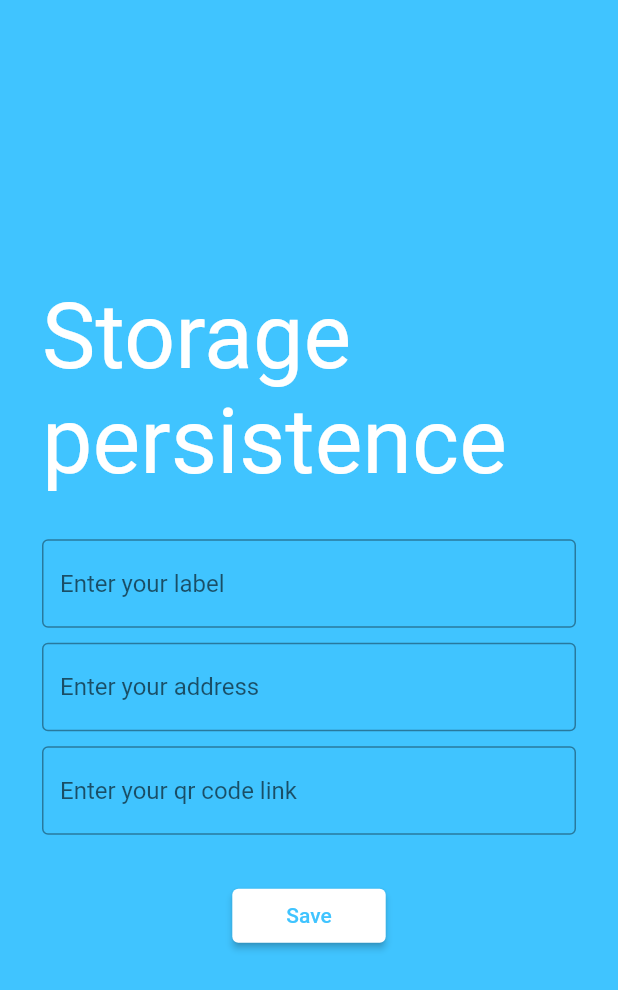
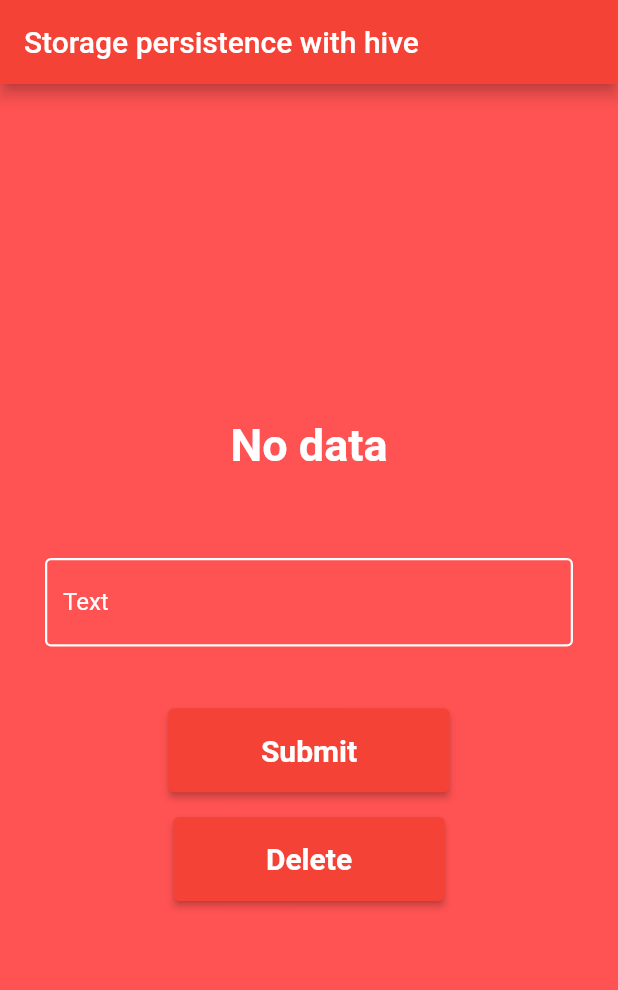
Before and after one commit to SpielerEinzig/working-with-hive, a Flutter app: the screen it shows after launch, on a phone screen of 412 x 824 dp. Shown: the top 990 px of the screen. Run offline on Flutter 3.47's test engine with Material 2 defaults, Android fonts, the phone set to English and light mode, and no system bars; our stand-ins replace hive_flutter; accounts and stored records are empty.

Commit message:
implemented persistence with hive

```diff
--- a/lib/bank_account.dart
+++ /dev/null
@@ -1,18 +0,0 @@
-import 'package:hive/hive.dart';
-
-part "bank_account.g.dart";
-
-@HiveType(typeId: 1)
-class BankAccount {
-  @HiveField(0)
-  String label;
-
-  @HiveField(1)
-  String address;
-
-  @HiveField(2)
-  String qrCode;
-
-  BankAccount(
-      {required this.label, required this.address, required this.qrCode});
-}
--- /dev/null
+++ b/lib/constants.dart
@@ -0,0 +1,34 @@
+import 'package:flutter/material.dart';
+
+const textFieldBorder = OutlineInputBorder(
+  borderSide: BorderSide(
+    color: Colors.white,
+    width: 1.5,
+  ),
+);
+
+class CustomButton extends StatelessWidget {
+  final VoidCallback onPressed;
+  final String text;
+  const CustomButton({
+    Key? key,
+    required this.text,
+    required this.onPressed,
+  }) : super(key: key);
+
+  @override
+  Widget build(BuildContext context) {
+    final size = MediaQuery.of(context).size;
+    return ElevatedButton(
+      onPressed: onPressed,
+      style: ElevatedButton.styleFrom(
+        padding: EdgeInsets.symmetric(
+            horizontal: size.width * 0.15, vertical: size.height * 0.02),
+      ),
+      child: Text(
+        text,
+        style: const TextStyle(fontSize: 20, fontWeight: FontWeight.bold),
+      ),
+    );
+  }
+}
--- /dev/null
+++ b/lib/home_page.dart
@@ -0,0 +1,91 @@
+import 'package:flutter/material.dart';
+import 'package:using_hive/constants.dart';
+import 'package:using_hive/storage_service.dart';
+
+class HomePage extends StatefulWidget {
+  const HomePage({Key? key}) : super(key: key);
+
+  @override
+  State<HomePage> createState() => _HomePageState();
+}
+
+class _HomePageState extends State<HomePage> {
+  final TextEditingController _textEditingController = TextEditingController();
+  final StorageService _storageService = StorageService();
+  String? persistedText;
+
+  getData() {
+    setState(() {
+      persistedText = _storageService.readData();
+    });
+  }
+
+  @override
+  void initState() {
+    super.initState();
+    getData();
+  }
+
+  @override
+  Widget build(BuildContext context) {
+    final size = MediaQuery.of(context).size;
+    return Scaffold(
+      appBar: AppBar(
+        title: const Text("Storage persistence with hive"),
+      ),
+      body: Padding(
+        padding: const EdgeInsets.symmetric(horizontal: 30, vertical: 30),
+        child: Column(
+          mainAxisAlignment: MainAxisAlignment.center,
+          children: [
+            Text(
+              persistedText != null ? persistedText! : "No data",
+              style: const TextStyle(
+                fontSize: 30,
+                color: Colors.white,
+                fontWeight: FontWeight.bold,
+              ),
+            ),
+            SizedBox(height: size.height * 0.07),
+            TextField(
+              controller: _textEditingController,
+              style: const TextStyle(color: Colors.white),
+              decoration: InputDecoration(
+                hintText: "Enter text to persist",
+                labelText: "Text",
+                labelStyle: const TextStyle(color: Colors.white),
+                hintStyle: TextStyle(color: Colors.white.withOpacity(0.5)),
+                border: textFieldBorder,
+                enabledBorder: textFieldBorder,
+                focusedErrorBorder: textFieldBorder,
+                focusedBorder: textFieldBorder,
+              ),
+            ),
+            SizedBox(height: size.height * 0.05),
+            CustomButton(
+              text: "Submit",
+              onPressed: () {
+                setState(() {
+                  _storageService.writeData(
+                    value: _textEditingController.text.trim(),
+                  );
+
+                  persistedText = _storageService.readData();
+                });
+              },
+            ),
+            SizedBox(height: size.height * 0.02),
+            CustomButton(
+              text: "Delete",
+              onPressed: () async {
+                await _storageService.deleteData();
+
+                setState(() {});
+              },
+            ),
+          ],
+        ),
+      ),
+    );
+  }
+}
--- a/lib/main.dart
+++ b/lib/main.dart
@@ -1,188 +1,30 @@
 import 'package:flutter/material.dart';
 import 'package:hive_flutter/hive_flutter.dart';
-import 'package:using_hive/bank_account.dart';
-
-late Box box;
+import 'package:using_hive/home_page.dart';
 
 void main() async {
-  WidgetsFlutterBinding.ensureInitialized();
-
+  ///init hive
   await Hive.initFlutter();
 
-  box = await Hive.openBox("box");
+  ///open box
+  var storage = await Hive.openBox("storage");
 
-  Hive.registerAdapter(BankAccountAdapter());
-
-  runApp(
-    const MyApp(),
-  );
+  runApp(const MyApp());
 }
 
 class MyApp extends StatelessWidget {
   const MyApp({Key? key}) : super(key: key);
 
-  // This widget is the root of your application.
   @override
   Widget build(BuildContext context) {
     return MaterialApp(
-      title: 'Flutter Demo',
+      debugShowCheckedModeBanner: false,
+      home: const HomePage(),
       theme: ThemeData(
-        primarySwatch: Colors.blue,
+        primarySwatch: Colors.red,
+        primaryColor: Colors.red,
+        scaffoldBackgroundColor: Colors.redAccent,
       ),
-      home: const MyHomePage(),
     );
   }
 }
-
-class MyHomePage extends StatefulWidget {
-  const MyHomePage({Key? key}) : super(key: key);
-
-  @override
-  _MyHomePageState createState() => _MyHomePageState();
-}
-
-class _MyHomePageState extends State<MyHomePage> {
-  String label = "";
-  String address = "";
-  String qrCode = "";
-
-  late BankAccount bankAccount;
-
-  String finalLabel = "";
-  String finalAddress = "";
-  String finalQrCode = "";
-
-  @override
-  void dispose() {
-    // TODO: implement dispose
-    super.dispose();
-    Hive.close();
-  }
-
-  @override
-  Widget build(BuildContext context) {
-    if (finalLabel.isNotEmpty) {
-      return Scaffold(
-        backgroundColor: Colors.lightBlueAccent,
-        body: Column(
-          mainAxisAlignment: MainAxisAlignment.center,
-          crossAxisAlignment: CrossAxisAlignment.center,
-          children: [
-            Text(
-              "Label: $label",
-              style: const TextStyle(
-                fontSize: 60,
-                color: Colors.white,
-              ),
-            ),
-            const SizedBox(height: 30),
-            Text(
-              "QR code: $qrCode",
-              style: const TextStyle(
-                fontSize: 60,
-                color: Colors.white,
-              ),
-            ),
-            const SizedBox(height: 30),
-            Text(
-              "Address: $address",
-              style: const TextStyle(
-                fontSize: 60,
-                color: Colors.white,
-              ),
-            ),
-            const SizedBox(height: 30),
-          ],
-        ),
-      );
-    } else {
-      return Scaffold(
-        backgroundColor: Colors.lightBlueAccent,
-        body: Padding(
-          padding: const EdgeInsets.all(28.0),
-          child: Column(
-            crossAxisAlignment: CrossAxisAlignment.center,
-            mainAxisAlignment: MainAxisAlignment.center,
-            children: [
-              const Text(
-                "Storage persistence",
-                style: TextStyle(
-                  fontSize: 60,
-                  color: Colors.white,
-                ),
-              ),
-              const SizedBox(height: 30),
-              TextField(
-                onChanged: (value) {
-                  setState(() {
-                    label = value;
-                  });
-                },
-                decoration: const InputDecoration(
-                  border: OutlineInputBorder(),
-                  hintText: "Enter your label",
-                ),
-              ),
-              const SizedBox(height: 10),
-              TextField(
-                onChanged: (value) {
-                  setState(() {
-                    address = value;
-                  });
-                },
-                decoration: const InputDecoration(
-                  border: OutlineInputBorder(),
-                  hintText: "Enter your address",
-                ),
-              ),
-              const SizedBox(height: 10),
-              TextField(
-                onChanged: (value) {
-                  setState(() {
-                    qrCode = value;
-                  });
-                },
-                decoration: const InputDecoration(
-                  border: OutlineInputBorder(),
-                  hintText: "Enter your qr code link",
-                ),
-              ),
-              const SizedBox(height: 30),
-              ElevatedButton(
-                onPressed: () async {
-                  //putting data in boxes
-                  box.put(
-                      "bankAccount",
-                      BankAccount(
-                          label: label, address: address, qrCode: qrCode));
-                  //accessing stored data
-                  bankAccount = box.get("bankAccount");
-                  setState(() {
-                    finalLabel = bankAccount.label;
-                    finalAddress = bankAccount.address;
-                    finalQrCode = bankAccount.qrCode;
-                  });
-                },
-                child: const Padding(
-                  padding: EdgeInsets.symmetric(
-                    horizontal: 20,
-                    vertical: 10,
-                  ),
-                  child: Text(
-                    "Save",
-                    style: TextStyle(
-                      color: Colors.lightBlueAccent,
-                    ),
-                  ),
-                ),
-                style: ElevatedButton.styleFrom(
-                  primary: Colors.white,
-                ),
-              ),
-            ],
-          ),
-        ),
-      );
-    }
-  }
-}
--- /dev/null
+++ b/lib/storage_service.dart
@@ -0,0 +1,18 @@
+import 'package:hive_flutter/hive_flutter.dart';
+
+class StorageService {
+  final storage = Hive.box("storage");
+
+  writeData({required String value}) {
+    storage.put("data", value);
+  }
+
+  readData() {
+    String? data = storage.get("data");
+    return data;
+  }
+
+  deleteData() async {
+    await storage.delete("data");
+  }
+}
--- a/pubspec.yaml
+++ b/pubspec.yaml
@@ -34,14 +34,14 @@ dependencies:
   # The following adds the Cupertino Icons font to your application.
   # Use with the CupertinoIcons class for iOS style icons.
   cupertino_icons: ^1.0.2
-  hive: ^2.0.5
+  hive: ^2.2.3
   hive_flutter: ^1.1.0
 
 dev_dependencies:
   flutter_test:
     sdk: flutter
-  hive_generator: ^1.1.2
-  build_runner: ^2.1.7
+  hive_generator: ^1.1.3
+  build_runner: ^2.2.1
 
   # The "flutter_lints" package below contains a set of recommended lints to
   # encourage good coding practices. The lint set provided by the package is
```
Also changed, not shown: lib/bank_account.g.dart (deleted), pubspec.lock, 9 other files.
